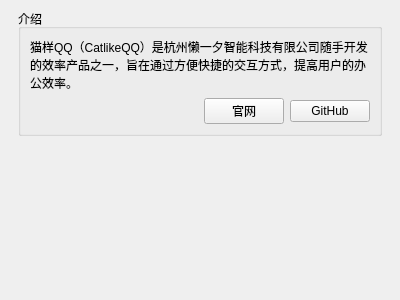
This is widgets/settings/aboutwidget.ui in iwxyi/CatlikeQQ as Qt 5 draws it before an edit. The edited form follows.
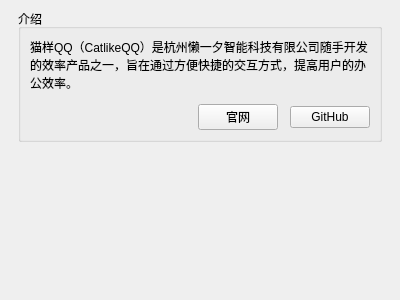
This is the edited form. Custom widgets are drawn as their Qt base class.

Commit message: 新增远程控制前缀；调整各布局的item spacing

Diff of the .ui file:
```diff
--- a/widgets/settings/aboutwidget.ui
+++ b/widgets/settings/aboutwidget.ui
@@ -32,6 +32,9 @@
       <string>介绍</string>
      </property>
      <layout class="QVBoxLayout" name="verticalLayout_2">
+      <property name="spacing">
+       <number>12</number>
+      </property>
       <item>
        <widget class="QLabel" name="label">
         <property name="text">
```
The commit also changes 12 other files.
